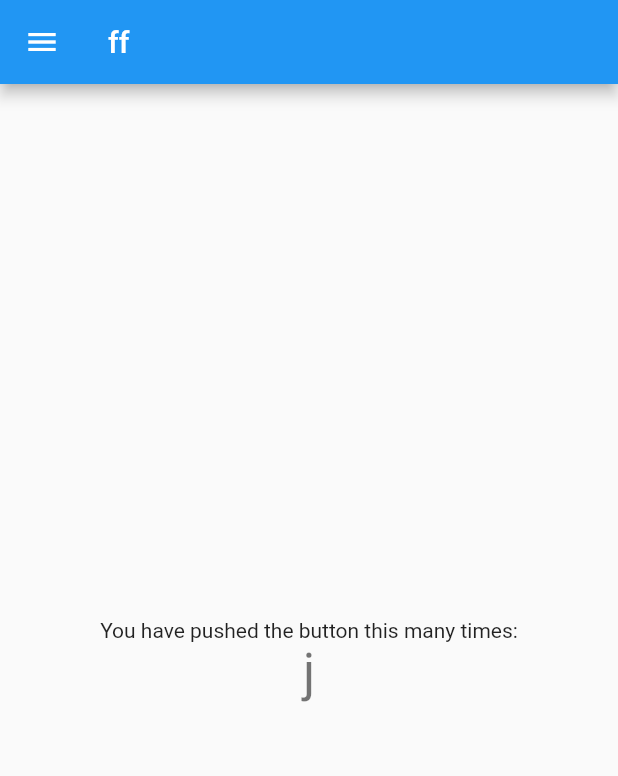
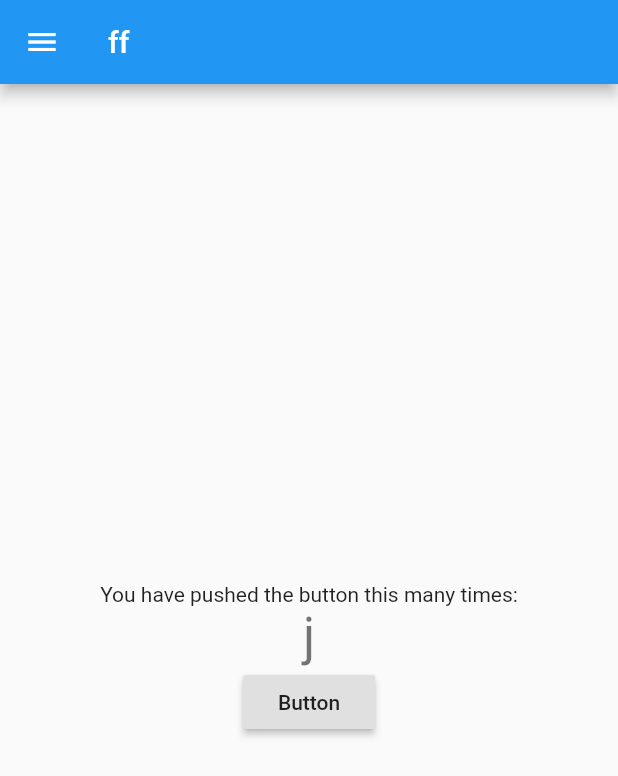
Before and after one commit to mashaev/elmart, a Flutter app: the screen it shows after launch, on a phone screen of 412 x 824 dp. Shown: the top 776 px of the screen. Run offline on Flutter 3.47's test engine with Material 2 defaults, Android fonts, the phone set to English and light mode, and no system bars; our stand-ins replace shared_preferences; missing offline and left inert: ansicolor.

```diff
--- a/lib/main.dart
+++ b/lib/main.dart
@@ -1,3 +1,4 @@
+import 'package:elmart/provider/product_provider.dart';
 import 'package:elmart/screens/auth_screen.dart';
 import 'package:elmart/screens/first_screen.dart';
 import 'package:elmart/screens/second_screen.dart';
@@ -22,6 +23,7 @@ class MyApp extends StatelessWidget {
     return MultiProvider(
       providers: [
         ChangeNotifierProvider<Auth>(create: (_) => Auth()),
+        ChangeNotifierProvider<Products>(create: (_) => Products()),
       ],
       child: MaterialApp(
         title: 'Flutter Demo',
--- /dev/null
+++ b/lib/model/product.dart
@@ -0,0 +1,103 @@
+// To parse this JSON data, do
+//
+//     final product = productFromMap(jsonString);
+
+import 'dart:convert';
+
+List<Product> productFromMap(String str) =>
+    List<Product>.from(json.decode(str).map((x) => Product.fromMap(x)));
+
+String productToMap(List<Product> data) =>
+    json.encode(List<dynamic>.from(data.map((x) => x.toMap())));
+
+class Product {
+  Product({
+    this.id,
+    this.shopId,
+    this.name,
+    this.itemCode,
+    this.brandId,
+    this.price,
+    this.sizeMin,
+    this.sizeMax,
+    this.fabricStructure,
+    this.seasonality,
+    this.sizeOnFashionModel,
+    this.fashionModelParams,
+    this.fashionModelHeight,
+    this.length,
+    this.sleeveLength,
+    this.inStock,
+    this.createdAt,
+    this.updatedAt,
+    this.picture,
+    this.thumbnailPicture,
+  });
+
+  int id;
+  int shopId;
+  String name;
+  String itemCode;
+  int brandId;
+  String price;
+  int sizeMin;
+  int sizeMax;
+  String fabricStructure;
+  int seasonality;
+  int sizeOnFashionModel;
+  String fashionModelParams;
+  int fashionModelHeight;
+  int length;
+  int sleeveLength;
+  int inStock;
+  int createdAt;
+  int updatedAt;
+  String picture;
+  String thumbnailPicture;
+
+  factory Product.fromMap(Map<String, dynamic> json) => Product(
+        id: json["id"],
+        shopId: json["shop_id"],
+        name: json["name"],
+        itemCode: json["item_code"],
+        brandId: json["brand_id"],
+        price: json["price"],
+        sizeMin: json["size_min"],
+        sizeMax: json["size_max"],
+        fabricStructure: json["fabric_structure"],
+        seasonality: json["seasonality"],
+        sizeOnFashionModel: json["size_on_fashion_model"],
+        fashionModelParams: json["fashion_model_params"],
+        fashionModelHeight: json["fashion_model_height"],
+        length: json["length"],
+        sleeveLength: json["sleeve_length"],
+        inStock: json["in_stock"],
+        createdAt: json["created_at"],
+        updatedAt: json["updated_at"],
+        picture: json["picture"],
+        thumbnailPicture: json["thumbnailPicture"],
+      );
+
+  Map<String, dynamic> toMap() => {
+        "id": id,
+        "shop_id": shopId,
+        "name": name,
+        "item_code": itemCode,
+        "brand_id": brandId,
+        "price": price,
+        "size_min": sizeMin,
+        "size_max": sizeMax,
+        "fabric_structure": fabricStructure,
+        "seasonality": seasonality,
+        "size_on_fashion_model": sizeOnFashionModel,
+        "fashion_model_params": fashionModelParams,
+        "fashion_model_height": fashionModelHeight,
+        "length": length,
+        "sleeve_length": sleeveLength,
+        "in_stock": inStock,
+        "created_at": createdAt,
+        "updated_at": updatedAt,
+        "picture": picture,
+        "thumbnailPicture": thumbnailPicture,
+      };
+}
--- /dev/null
+++ b/lib/provider/product_provider.dart
@@ -0,0 +1,35 @@
+import 'dart:convert';
+
+import 'package:elmart/model/product.dart';
+import 'package:elmart/resourses/session.dart';
+import 'package:flutter/cupertino.dart';
+import 'package:http/http.dart' as http;
+
+class Products with ChangeNotifier {
+  List<Product> _loadedPost = [];
+
+  List<Product> get loadedPost {
+    return [..._loadedPost];
+  }
+
+  Future<void> getProduct() async {
+    const url = 'https://khanbuyer.ml/api/products?page=1&?per-page=12';
+
+    try {
+      final response = await http.get(url);
+      final responseData = json.decode(response.body);
+      cprint('getProduct responseData $responseData');
+      List resultList = responseData as List;
+      List<Product> products =
+          resultList.map((prod) => Product.fromMap(prod)).toList();
+      cprint('getProduct products $products');
+      _loadedPost = products;
+      notifyListeners();
+
+      // return true;
+    } catch (e) {
+      print('getProduct error:  ' + e);
+    }
+    return null;
+  }
+}
--- a/lib/screens/auth_screen.dart
+++ b/lib/screens/auth_screen.dart
@@ -20,6 +20,7 @@ class AuthScreen extends StatelessWidget {
     // transformConfig.translate(-10.0);
     return Scaffold(
       appBar: AppBar(
+        automaticallyImplyLeading: true,
         // actions: [
         //   IconButton(
         //       icon: Icon(Icons.backup),
@@ -219,7 +220,7 @@ class _AuthCardState extends State<AuthCard> {
         cprint('IF BLOC SIGN UP-----------');
       } else {
         Navigator.of(context)
-            .push(MaterialPageRoute(builder: (ctx) => AuthScreen()));
+            .pushReplacement(MaterialPageRoute(builder: (ctx) => AuthScreen()));
         cprint('ELSE BLOC SIGN UP-----------');
       }
     }
--- a/lib/screens/first_screen.dart
+++ b/lib/screens/first_screen.dart
@@ -1,8 +1,7 @@
 //import 'dart:html';
 
-import 'package:elmart/provider/auth_provider.dart';
+import 'package:elmart/provider/product_provider.dart';
 import 'package:elmart/resourses/session.dart';
-import 'package:elmart/screens/auth_screen.dart';
 import 'package:elmart/screens/second_screen.dart';
 import 'package:flutter/material.dart';
 import 'package:provider/provider.dart';
@@ -55,6 +54,12 @@ class _FirstScreenState extends State<FirstScreen> {
               'j',
               style: Theme.of(context).textTheme.headline4,
             ),
+            RaisedButton(
+                child: Text('Button'),
+                onPressed: () async {
+                  await Provider.of<Products>(context, listen: false)
+                      .getProduct();
+                }),
           ],
         ),
       ),
```
Lines whose indentation alone changed are shown as unchanged.
